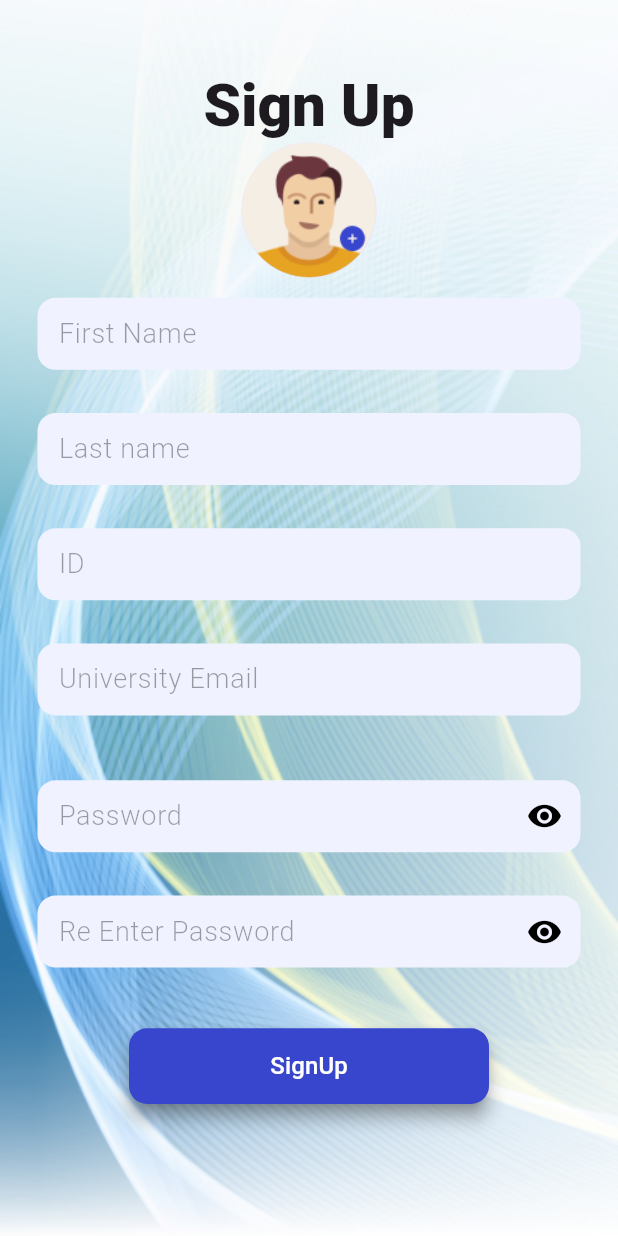
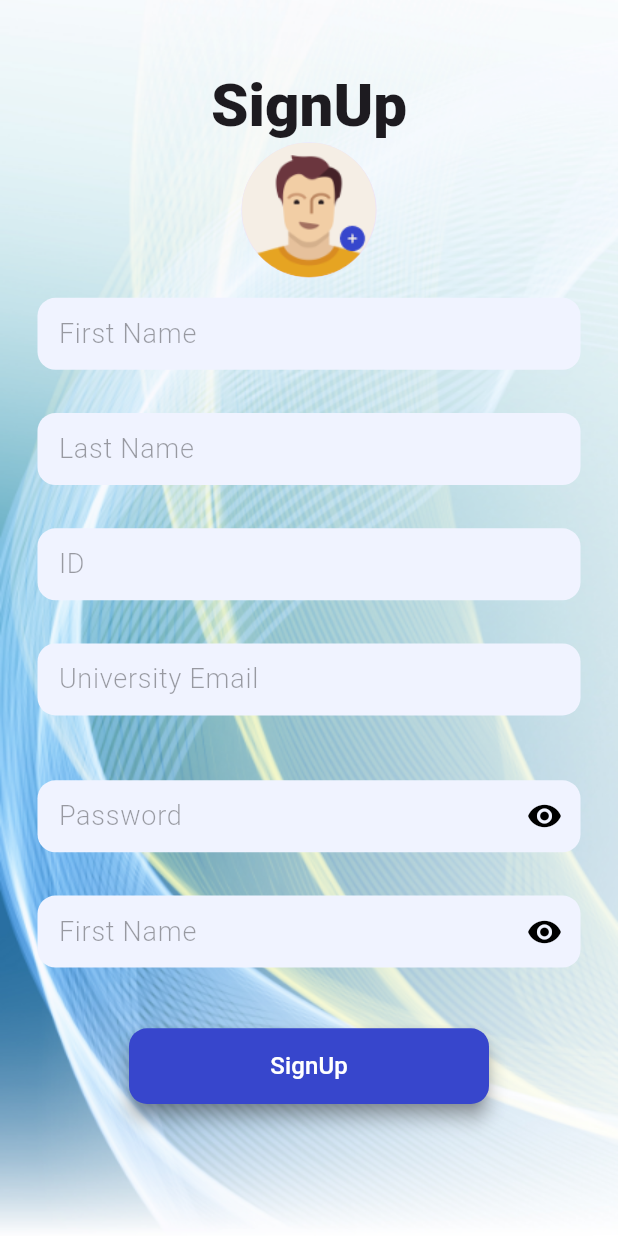
Before and after one commit to MoatazTabl/Attendo, a Flutter app: the SignUpScreen screen opened by its route, on a phone screen of 412 x 824 dp. Run offline on Flutter 3.47's test engine with Material 3 defaults, Android fonts, the phone set to English and light mode, and no system bars; our stand-ins replace camera, dartz, dio, flutter_bloc, flutter_native_splash, flutter_screenutil and 10 more; accounts and stored records are empty; generated files the repository leaves out were written again; project files that could hold a hidden picture were left out.

Commit message:
added localizations to auth screens

```diff
--- a/lib/intro/auth/sign_in/presentation/view/sign_in_screen.dart
+++ b/lib/intro/auth/sign_in/presentation/view/sign_in_screen.dart
@@ -36,9 +36,9 @@ class _SignInScreenState extends State<SignInScreen> {
         listener: (context, state) async {
           if (state is LoginSuccess) {
             ScaffoldMessenger.of(context).showSnackBar(
-              const SnackBar(
+               SnackBar(
                 content: Text(
-                  "Logged In Successfully",
+                  getAppLocalizations(context)!.loggedInSuccessfully,
                 ),
               ),
             );
@@ -143,7 +143,7 @@ class _SignInScreenState extends State<SignInScreen> {
                                 }
                                 // context.push("/mainScreen");
                               },
-                              title: "Log In",
+                              title: getAppLocalizations(context)!.logIn,
                             ),
                       const Spacer(),
                       Padding(
--- a/lib/intro/auth/sign_up/presentation/view/sign_up_screen.dart
+++ b/lib/intro/auth/sign_up/presentation/view/sign_up_screen.dart
@@ -1,4 +1,5 @@
 import 'package:attendo/core/app_images.dart';
+import 'package:attendo/core/helpers/common.dart';
 import 'package:attendo/core/widgets/text_form_field.dart';
 import 'package:attendo/intro/auth/auth_cubit/user_cubit.dart';
 import 'package:flutter/material.dart';
@@ -67,7 +68,7 @@ class _SignUpScreenState extends State<SignUpScreen> {
                             height: 50.h,
                           ),
                           Text(
-                            "Sign Up",
+                            getAppLocalizations(context)!.signUp,
                             style: Theme.of(context).textTheme.headlineLarge,
                           ),
                           CircleAvatar(
@@ -79,22 +80,22 @@ class _SignUpScreenState extends State<SignUpScreen> {
                             height: 7.h,
                           ),
                           CustomTextFormField(
-                            hintText: "First Name",
+                            hintText: getAppLocalizations(context)!.firstName,
                             isPass: false,
                             controller: context.read<UserCubit>().signUpName,
                           ),
                           SizedBox(
                             height: 16.h,
                           ),
-                          const CustomTextFormField(
-                            hintText: "Last name",
+                          CustomTextFormField(
+                            hintText: getAppLocalizations(context)!.lastName,
                             isPass: false,
                           ),
                           SizedBox(
                             height: 16.h,
                           ),
                           CustomTextFormField(
-                            hintText: "ID",
+                            hintText: getAppLocalizations(context)!.iD,
                             isPass: false,
                             controller:
                                 context.read<UserCubit>().signUpNationalId,
@@ -103,7 +104,7 @@ class _SignUpScreenState extends State<SignUpScreen> {
                             height: 16.h,
                           ),
                           CustomTextFormField(
-                            hintText: "University Email",
+                            hintText: getAppLocalizations(context)!.universityEmail,
                             isPass: false,
                             onChanged: (value) {
                               setState(() {
@@ -123,7 +124,7 @@ class _SignUpScreenState extends State<SignUpScreen> {
                             height: 16.h,
                           ),
                           CustomTextFormField(
-                            hintText: "Password",
+                            hintText: getAppLocalizations(context)!.password,
                             isPass: true,
                             controller:
                                 context.read<UserCubit>().signUpPassword,
@@ -132,7 +133,7 @@ class _SignUpScreenState extends State<SignUpScreen> {
                             height: 16.h,
                           ),
                           CustomTextFormField(
-                            hintText: "Re Enter Password",
+                            hintText: getAppLocalizations(context)!.reEnterPassword,
                             isPass: true,
                             controller:
                                 context.read<UserCubit>().confirmPassword,
@@ -145,7 +146,7 @@ class _SignUpScreenState extends State<SignUpScreen> {
                           Visibility(
                             visible: context.read<UserCubit>().isStudent,
                             child: CustomTextFormField(
-                              hintText: "Select Faculty",
+                              hintText: getAppLocalizations(context)!.selectFaculty,
                               isPass: false,
                               controller:
                                   context.read<UserCubit>().signUpFaculty,
@@ -154,7 +155,7 @@ class _SignUpScreenState extends State<SignUpScreen> {
                           Visibility(
                             visible: context.read<UserCubit>().isStudent,
                             child: CustomTextFormField(
-                              hintText: "Select grade",
+                              hintText: getAppLocalizations(context)!.selectGrade,
                               isPass: false,
                               controller: context.read<UserCubit>().signUpGrade,
                             ),
@@ -187,7 +188,7 @@ class _SignUpScreenState extends State<SignUpScreen> {
                                     size: 42.h,
                                   ),
                                   Text(
-                                    " Scan FingerPrint",
+                                    getAppLocalizations(context)!.scanFingerprint,
                                     style: GoogleFonts.roboto(
                                       textStyle: const TextStyle(
                                         fontSize: 14,
@@ -222,7 +223,7 @@ class _SignUpScreenState extends State<SignUpScreen> {
                                       setState(() {});
                                     }
                                   },
-                                  title: "Sign Up",
+                                  title: getAppLocalizations(context)!.signUp,
                                 ),
                           SizedBox(
                             height: 21.h,
```
Also changed, not shown: lib/l10n/app_ar.arb (+7 -2 lines), lib/l10n/app_en.arb (+7 -2 lines).
